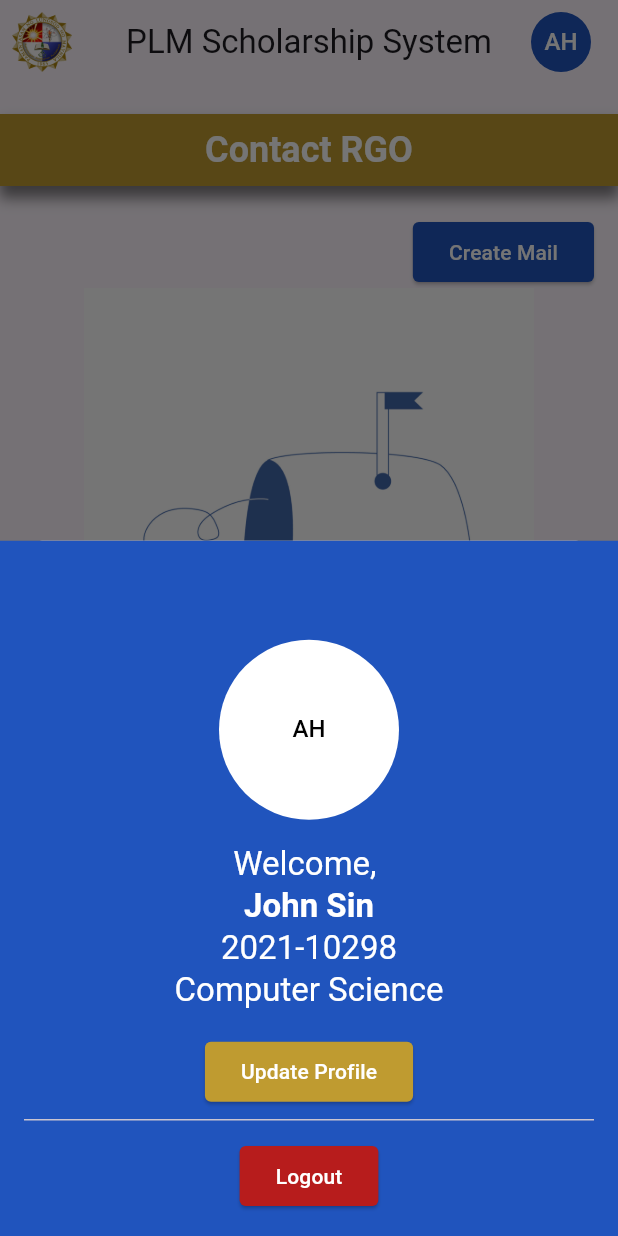
After one commit to Malaga-Karl/scholarship_mobile, a Flutter app: the NavigationExample screen opened by its route, item 3 of the bottom bar chosen, after a tap on "AH", on a phone screen of 412 x 824 dp. The commit adds this screen. Run offline on Flutter 3.47's test engine with Material 3 defaults, Android fonts, the phone set to English and light mode, and no system bars.

Commit message:
when avatar is clicke something from bottom rises

```diff
--- a/lib/colors.dart
+++ b/lib/colors.dart
@@ -3,4 +3,5 @@ import 'package:flutter/material.dart';
 class CustomColors {
   Color gold = Color.fromARGB(255, 191, 155, 48);
   Color blue = Color.fromARGB(255, 32,84,189);
+  Color red = Color.fromARGB(255, 183,28,28);
 }
--- /dev/null
+++ b/lib/components/InfoBottomSheet.dart
@@ -0,0 +1,55 @@
+import 'package:flutter/material.dart';
+
+import '../colors.dart';
+
+class InfoBottomSheet extends StatelessWidget {
+  @override
+  Widget build(BuildContext context) {
+    return Container(
+      color: CustomColors().blue,
+      padding: EdgeInsets.all(16.0),
+      height: 1000,
+      child: Center(
+        child: Padding(
+          padding: const EdgeInsets.only(top: 50),
+          child: Column(
+            crossAxisAlignment: CrossAxisAlignment.center,
+            children: [
+              CircleAvatar(
+                radius: 60,
+                  backgroundColor: Colors.white,
+                  child: const Text('AH', style: TextStyle(color: Colors.black),),
+                ),
+                SizedBox(height: 16,),
+                Text('Welcome, ',  style: Theme.of(context).textTheme.titleLarge?.copyWith(color: Colors.white)),
+                Text("John Sin", style: Theme.of(context).textTheme.titleLarge?.copyWith(fontWeight: FontWeight.bold, color: Colors.white)),
+                Text("2021-10298", style: Theme.of(context).textTheme.titleLarge?.copyWith(color: Colors.white)),
+                Text("Computer Science", style: Theme.of(context).textTheme.titleLarge?.copyWith(color: Colors.white)),
+                SizedBox(height: 16,),
+                ElevatedButton(
+                  onPressed: () {},
+                  child: Text("Update Profile"),
+                  style: ButtonStyle(
+                    shape: WidgetStateProperty.all<RoundedRectangleBorder>( RoundedRectangleBorder( borderRadius: BorderRadius.circular(4), )),
+                    foregroundColor: WidgetStateProperty.all<Color>(Colors.white),
+                    backgroundColor: WidgetStateProperty.all<Color>(CustomColors().gold),
+                  ),
+                ),
+                Divider(),
+                Spacer(),
+                ElevatedButton(
+                  onPressed: () {},
+                  child: Text("Logout"),
+                  style: ButtonStyle(
+                    shape: WidgetStateProperty.all<RoundedRectangleBorder>( RoundedRectangleBorder( borderRadius: BorderRadius.circular(4), )),
+                    foregroundColor: WidgetStateProperty.all<Color>(Colors.white),
+                    backgroundColor: WidgetStateProperty.all<Color>(CustomColors().red),
+                  ),
+                ),
+            ],
+          ),
+        ),
+      ),
+    );
+  }
+}
--- a/lib/screens/Pages.dart
+++ b/lib/screens/Pages.dart
@@ -3,6 +3,8 @@ import 'package:scholarhip_mobile/colors.dart';
 import 'package:scholarhip_mobile/screens/Announcements.dart';
 import 'package:scholarhip_mobile/screens/Contact.dart';
 import 'package:scholarhip_mobile/screens/Dashboard.dart';
+
+import '../components/InfoBottomSheet.dart';
 
 class NavigationExample extends StatefulWidget {
   const NavigationExample({super.key});
@@ -28,9 +30,18 @@ class _NavigationExampleState extends State<NavigationExample> {
         actions: [
           Padding(
             padding: const EdgeInsets.only(right: 10),
-            child: CircleAvatar(
-              backgroundColor: CustomColors().blue,
-              child: const Text('AH', style: TextStyle(color: Colors.white),),
+            child: IconButton(
+              onPressed: (){
+                showModalBottomSheet(
+                  context: context,
+                  builder: (context) => InfoBottomSheet(),
+                  );
+              },
+
+              icon: CircleAvatar(
+                backgroundColor: CustomColors().blue,
+                child: const Text('AH', style: TextStyle(color: Colors.white),),
+              ),
             ),
           )
         ],
```
